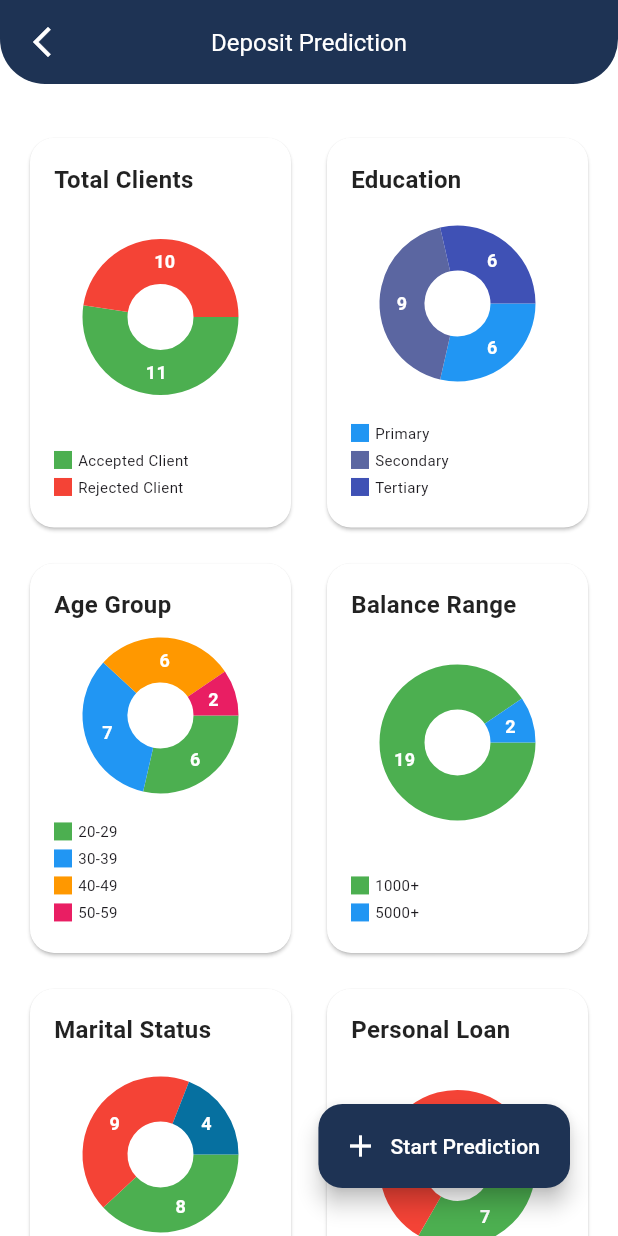
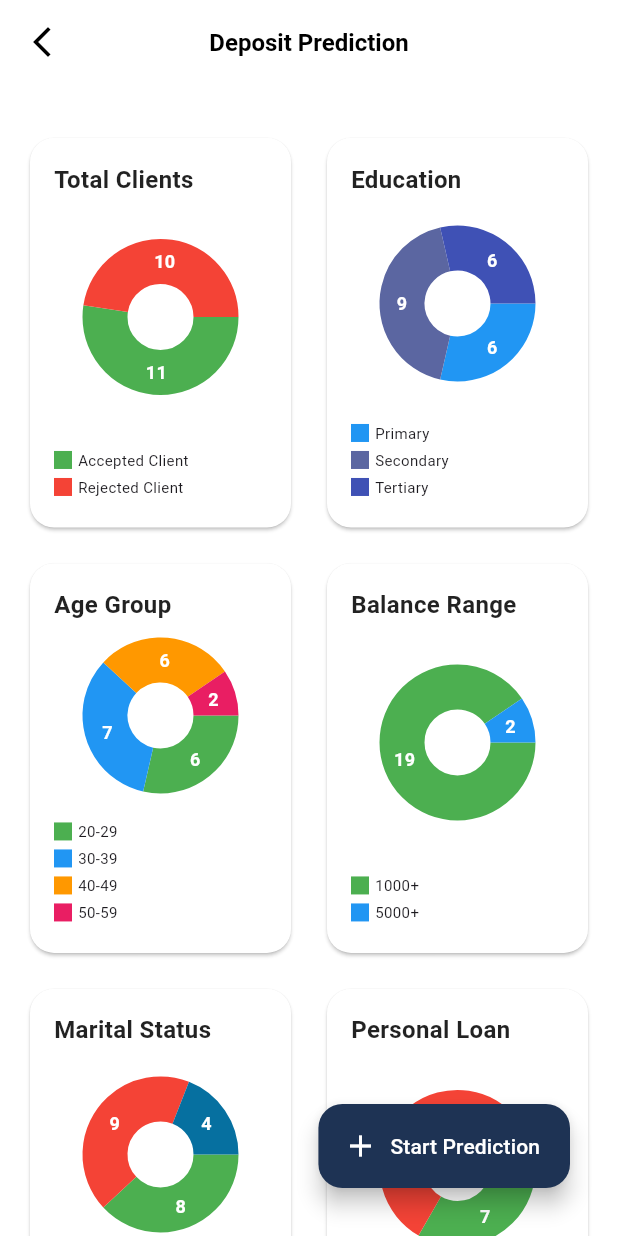
Before and after one commit to MohdSameer4532/MeeranaBanking, a Flutter app: the DepositPredictionPage screen opened directly, on a phone screen of 412 x 824 dp. Run offline on Flutter 3.47's test engine with Material 3 defaults, Android fonts, the phone set to English and light mode, and no system bars; drawn by our look-alikes of fl_chart.

Commit message:
changed appbar

```diff
--- a/lib/Credit Approval/credit_home_page.dart
+++ b/lib/Credit Approval/credit_home_page.dart
@@ -29,7 +29,7 @@ class _CreditHomePageState extends State<CreditHomePage> {
         title: 'Credit Approval',
         backButton: true, // Enable back button
         backgroundColor: Color.fromARGB(
-            255, 30, 51, 84), // Set the background color of the AppBar
+            255, 255, 255, 255), // Set the background color of the AppBar
       ),
       body: SingleChildScrollView(
         child: Column(
--- a/lib/Credit Approval/credit_result_screen.dart
+++ b/lib/Credit Approval/credit_result_screen.dart
@@ -22,7 +22,7 @@ class ResultScreen extends StatelessWidget {
         title: 'Credit Result',
         backButton: true, // Enable back button
         backgroundColor: Color.fromARGB(
-            255, 30, 51, 84), // Set the background color of the AppBar
+            255, 255, 255, 255), // Set the background color of the AppBar
       ),
       body: SingleChildScrollView(
         padding: EdgeInsets.all(16.0),
--- a/lib/Credit Approval/credit_user_input_page.dart
+++ b/lib/Credit Approval/credit_user_input_page.dart
@@ -53,7 +53,7 @@ class _CreditUserInputPageState extends State<CreditUserInputPage> {
         title: 'Credit Approval',
         backButton: true, // Enable back button
         backgroundColor: Color.fromARGB(
-            255, 30, 51, 84), // Set the background color of the AppBar
+            255, 255, 255, 255), // Set the background color of the AppBar
       ),
       body: SingleChildScrollView(
         child: Padding(
--- a/lib/Deposit/deposit_general_analytics.dart
+++ b/lib/Deposit/deposit_general_analytics.dart
@@ -14,7 +14,7 @@ class DepositPredictionPage extends StatelessWidget {
         title: 'Deposit Prediction',
         backButton: true, // Enable back button
         backgroundColor: Color.fromARGB(
-            255, 30, 51, 84), // Set the background color of the AppBar
+            255, 255, 255, 255), // Set the background color of the AppBar
       ),
       body: SingleChildScrollView(
         child: Column(
--- a/lib/Deposit/deposit_resultscreen.dart
+++ b/lib/Deposit/deposit_resultscreen.dart
@@ -18,7 +18,7 @@ class ResultScreen extends StatelessWidget {
         title: 'Deposit Result',
         backButton: true, // Enable back button
         backgroundColor: Color.fromARGB(
-            255, 30, 51, 84), // Set the background color of the AppBar
+            255, 255, 255, 255), // Set the background color of the AppBar
       ),
       body: SingleChildScrollView(
         padding: EdgeInsets.all(16.0),
--- a/lib/Deposit/deposit_user_input_form.dart
+++ b/lib/Deposit/deposit_user_input_form.dart
@@ -46,7 +46,7 @@ class _UserInputFormState extends State<UserInputForm> {
         title: 'Deposit Prediction',
         backButton: true, // Enable back button
         backgroundColor: Color.fromARGB(
-            255, 30, 51, 84), // Set the background color of the AppBar
+            255, 255, 255, 255), // Set the background color of the AppBar
       ),
       body: SingleChildScrollView(
         child: Padding(
--- a/lib/Fraud Detection/fraud_general_analysis.dart
+++ b/lib/Fraud Detection/fraud_general_analysis.dart
@@ -232,7 +232,7 @@ class _FraudGeneralAnalyticsPageState extends State<FraudGeneralAnalyticsPage> {
         title: 'Fraud Detection',
         backButton: true, // Enable back button
         backgroundColor: Color.fromARGB(
-            255, 30, 51, 84), // Set the background color of the AppBar
+            255, 255, 255, 255), // Set the background color of the AppBar
       ),
       body: SingleChildScrollView(
         child: Column(
--- a/lib/Fraud Detection/fraud_prediction.dart
+++ b/lib/Fraud Detection/fraud_prediction.dart
@@ -66,7 +66,7 @@ class _FraudPredictionPageState extends State<FraudPredictionPage> {
         title: 'Fraud Detection',
         backButton: true, // Enable back button
         backgroundColor: Color.fromARGB(
-            255, 30, 51, 84), // Set the background color of the AppBar
+            255, 255, 255, 255), // Set the background color of the AppBar
       ),
       body: SingleChildScrollView(
         padding: const EdgeInsets.all(20),
--- a/lib/Fraud Detection/fraud_result_page.dart
+++ b/lib/Fraud Detection/fraud_result_page.dart
@@ -26,7 +26,7 @@ class _FraudResultPageState extends State<FraudResultPage> {
         title: 'Fraud Result',
         backButton: true, // Enable back button
         backgroundColor: Color.fromARGB(
-            255, 30, 51, 84), // Set the background color of the AppBar
+            255, 255, 255, 255), // Set the background color of the AppBar
       ),
       body: SingleChildScrollView(
         child: Padding(
--- a/lib/Loan Prediction/loan_general_analytics.dart
+++ b/lib/Loan Prediction/loan_general_analytics.dart
@@ -351,7 +351,7 @@ class _LoanGeneralAnalyticsPageState extends State<LoanGeneralAnalyticsPage> {
         title: 'Loan Prediction',
         backButton: true, // Enable back button
         backgroundColor: Color.fromARGB(
-            255, 30, 51, 84), // Set the background color of the AppBar
+            255, 255, 255, 255), // Set the background color of the AppBar
       ),
       body: SingleChildScrollView(
         child: Column(
--- a/lib/Loan Prediction/loan_prediction_page.dart
+++ b/lib/Loan Prediction/loan_prediction_page.dart
@@ -158,7 +158,7 @@ class _LoanPredictionPageState extends State<LoanPredictionPage> {
         title: 'Loan Prediction',
         backButton: true, // Enable back button
         backgroundColor: Color.fromARGB(
-            255, 30, 51, 84), // Set the background color of the AppBar
+            255, 255, 255, 255), // Set the background color of the AppBar
       ),
       body: SingleChildScrollView(
         child: Padding(
--- a/lib/Loan Prediction/loan_result_page.dart
+++ b/lib/Loan Prediction/loan_result_page.dart
@@ -19,7 +19,7 @@ class LoanResultPage extends StatelessWidget {
         title: 'Loan Result',
         backButton: true, // Enable back button
         backgroundColor: Color.fromARGB(
-            255, 30, 51, 84), // Set the background color of the AppBar
+            255, 255, 255, 255), // Set the background color of the AppBar
       ),
       body: SingleChildScrollView(
         child: Padding(
--- a/lib/custom_app_bar.dart
+++ b/lib/custom_app_bar.dart
@@ -1,12 +1,12 @@
 import 'package:flutter/material.dart';
 
-class CustomAppBar extends StatefulWidget implements PreferredSizeWidget {
+class CustomAppBar extends StatelessWidget implements PreferredSizeWidget {
   final bool backButton;
   final BuildContext c;
   final String? title;
   final Color backgroundColor;
 
-  CustomAppBar({
+  const CustomAppBar({
     super.key,
     this.backButton = false,
     required this.c,
@@ -15,49 +15,30 @@ class CustomAppBar extends StatefulWidget implements PreferredSizeWidget {
   });
 
   @override
-  State<CustomAppBar> createState() => _CustomAppBarState();
+  Size get preferredSize => const Size.fromHeight(kToolbarHeight);
 
   @override
-  Size get preferredSize => const Size.fromHeight(kToolbarHeight);
-}
-
-class _CustomAppBarState extends State<CustomAppBar> {
-  @override
   Widget build(BuildContext context) {
-    return widget.backButton
-        ? AppBar(
-            centerTitle: true,
-            leading: GestureDetector(
-              onTap: () {
-                Navigator.of(widget.c).pop();
-              },
-              child: const Icon(
-                Icons.arrow_back_ios_new,
-                color: Colors.white,
-              ),
-            ),
-            title: Text(
-              widget.title ?? '',
-              style: TextStyle(
-                fontSize: 16,
-                fontWeight: FontWeight.normal,
-                color: Colors.white,
-              ),
-            ),
-            backgroundColor: widget.backgroundColor,
-            shape: const RoundedRectangleBorder(
-              borderRadius: BorderRadius.vertical(
-                bottom: Radius.circular(30),
-              ),
-            ),
-          )
-        : AppBar(
-            leading: Padding(
-              padding: const EdgeInsets.all(8.0),
-              child: GestureDetector(
-                onTap: () {},
-              ),
-            ),
-          );
+    return AppBar(
+      automaticallyImplyLeading: backButton,
+      leading: backButton
+          ? IconButton(
+              icon: const Icon(Icons.arrow_back_ios_new,
+                  color: Color.fromARGB(255, 0, 0, 0)),
+              onPressed: () => Navigator.of(c).pop(),
+            )
+          : null,
+      title: Text(
+        title ?? '',
+        style: const TextStyle(
+          fontSize: 16,
+          fontWeight: FontWeight.bold,
+          color: Color.fromARGB(255, 0, 0, 0),
+        ),
+      ),
+      centerTitle: true,
+      backgroundColor: backgroundColor,
+      elevation: 0,
+    );
   }
 }
```
